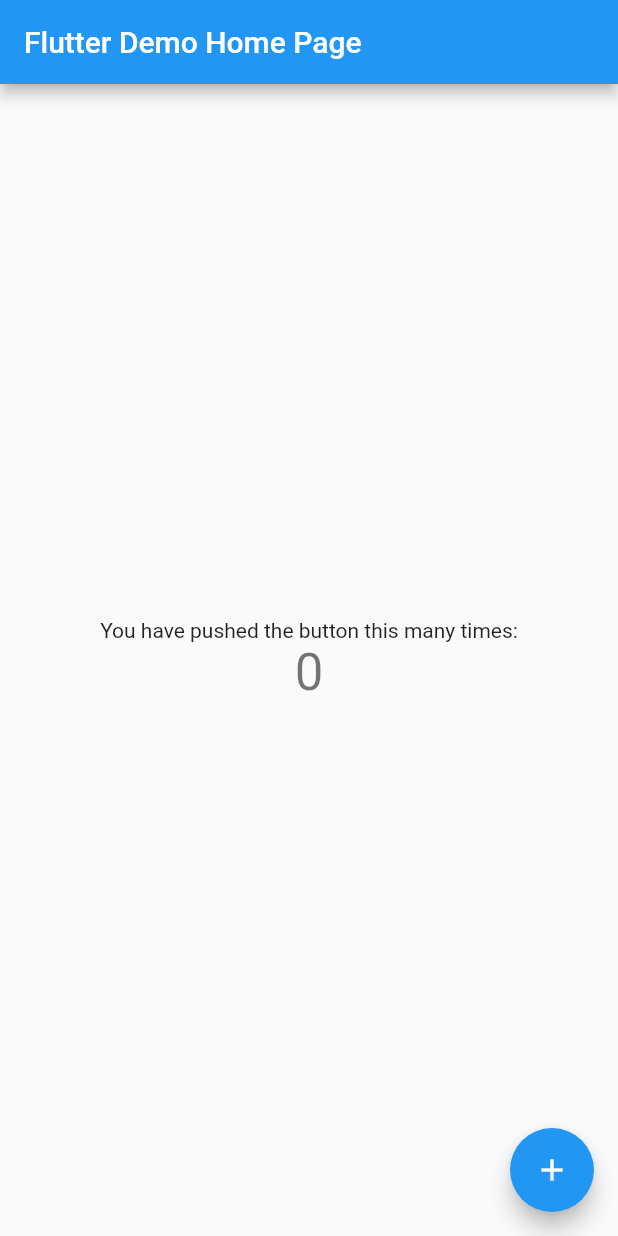
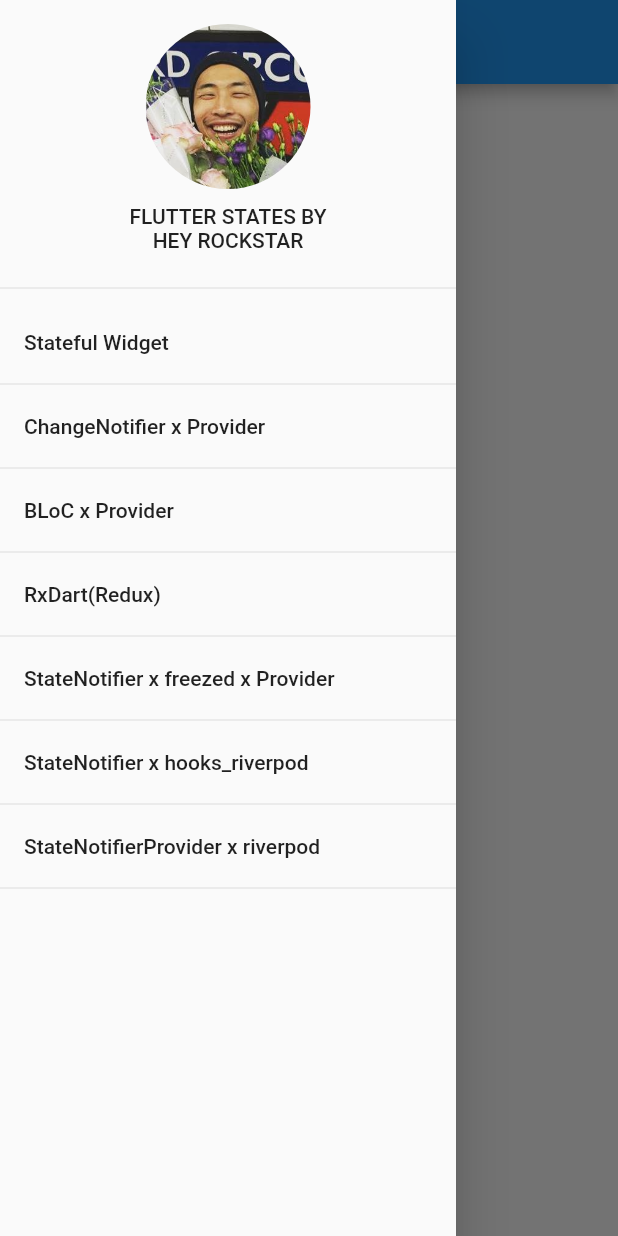
Before and after one commit to heyhey1028/flutter_state_management101, a Flutter app: the screen it shows after launch, with the side drawer open (before the commit the screen has no drawer), on a phone screen of 412 x 824 dp. Run offline on Flutter 3.47's test engine with Material 2 defaults, Android fonts, the phone set to English and light mode, and no system bars.

Commit message:
add: added page for stateful widget pattern, provider pattern

```diff
--- a/lib/main.dart
+++ b/lib/main.dart
@@ -1,113 +1,39 @@
 import 'package:flutter/material.dart';
+import 'package:state_management_examples/widgets/main_drawer.dart';
 
 void main() {
   runApp(MyApp());
 }
 
 class MyApp extends StatelessWidget {
-  // This widget is the root of your application.
   @override
   Widget build(BuildContext context) {
     return MaterialApp(
-      title: 'Flutter Demo',
+      title: 'Flutter State Managements',
       theme: ThemeData(
-        // This is the theme of your application.
-        //
-        // Try running your application with "flutter run". You'll see the
-        // application has a blue toolbar. Then, without quitting the app, try
-        // changing the primarySwatch below to Colors.green and then invoke
-        // "hot reload" (press "r" in the console where you ran "flutter run",
-        // or simply save your changes to "hot reload" in a Flutter IDE).
-        // Notice that the counter didn't reset back to zero; the application
-        // is not restarted.
         primarySwatch: Colors.blue,
       ),
-      home: MyHomePage(title: 'Flutter Demo Home Page'),
+      home: MainPage(),
     );
   }
 }
 
-class MyHomePage extends StatefulWidget {
-  MyHomePage({Key key, this.title}) : super(key: key);
-
-  // This widget is the home page of your application. It is stateful, meaning
-  // that it has a State object (defined below) that contains fields that affect
-  // how it looks.
-
-  // This class is the configuration for the state. It holds the values (in this
-  // case the title) provided by the parent (in this case the App widget) and
-  // used by the build method of the State. Fields in a Widget subclass are
-  // always marked "final".
-
-  final String title;
-
-  @override
-  _MyHomePageState createState() => _MyHomePageState();
-}
-
-class _MyHomePageState extends State<MyHomePage> {
-  int _counter = 0;
-
-  void _incrementCounter() {
-    setState(() {
-      // This call to setState tells the Flutter framework that something has
-      // changed in this State, which causes it to rerun the build method below
-      // so that the display can reflect the updated values. If we changed
-      // _counter without calling setState(), then the build method would not be
-      // called again, and so nothing would appear to happen.
-      _counter++;
-    });
-  }
+class MainPage extends StatelessWidget {
+  const MainPage({Key key}) : super(key: key);
 
   @override
   Widget build(BuildContext context) {
-    // This method is rerun every time setState is called, for instance as done
-    // by the _incrementCounter method above.
-    //
-    // The Flutter framework has been optimized to make rerunning build methods
-    // fast, so that you can just rebuild anything that needs updating rather
-    // than having to individually change instances of widgets.
     return Scaffold(
       appBar: AppBar(
-        // Here we take the value from the MyHomePage object that was created by
-        // the App.build method, and use it to set our appbar title.
-        title: Text(widget.title),
+        title: Text('MAIN PAGE'),
+        centerTitle: true,
       ),
+      drawer: MainDrawer(),
       body: Center(
-        // Center is a layout widget. It takes a single child and positions it
-        // in the middle of the parent.
-        child: Column(
-          // Column is also a layout widget. It takes a list of children and
-          // arranges them vertically. By default, it sizes itself to fit its
-          // children horizontally, and tries to be as tall as its parent.
-          //
-          // Invoke "debug painting" (press "p" in the console, choose the
-          // "Toggle Debug Paint" action from the Flutter Inspector in Android
-          // Studio, or the "Toggle Debug Paint" command in Visual Studio Code)
-          // to see the wireframe for each widget.
-          //
-          // Column has various properties to control how it sizes itself and
-          // how it positions its children. Here we use mainAxisAlignment to
-          // center the children vertically; the main axis here is the vertical
-          // axis because Columns are vertical (the cross axis would be
-          // horizontal).
-          mainAxisAlignment: MainAxisAlignment.center,
-          children: <Widget>[
-            Text(
-              'You have pushed the button this many times:',
-            ),
-            Text(
-              '$_counter',
-              style: Theme.of(context).textTheme.headline4,
-            ),
-          ],
+        child: Container(
+          child: Text('THIS IS MAIN PAGE'),
         ),
       ),
-      floatingActionButton: FloatingActionButton(
-        onPressed: _incrementCounter,
-        tooltip: 'Increment',
-        child: Icon(Icons.add),
-      ), // This trailing comma makes auto-formatting nicer for build methods.
     );
   }
 }
--- /dev/null
+++ b/lib/widgets/main_drawer.dart
@@ -0,0 +1,74 @@
+import 'package:flutter/material.dart';
+import 'package:state_management_examples/provider/home_page.dart';
+import 'package:state_management_examples/stateful_widget/home_page.dart';
+
+class MainDrawer extends StatelessWidget {
+  const MainDrawer({Key key}) : super(key: key);
+
+  @override
+  Widget build(BuildContext context) {
+    return Drawer(
+      child: ListView(
+        physics: const BouncingScrollPhysics(
+            parent: AlwaysScrollableScrollPhysics()),
+        children: <Widget>[
+          Container(
+            height: 200,
+            child: DrawerHeader(
+              child: Column(
+                children: [
+                  CircleAvatar(
+                    backgroundColor: Colors.grey[100],
+                    foregroundImage: AssetImage('assets/images/profile2.png'),
+                    radius: 55,
+                  ),
+                  SizedBox(height: 10),
+                  Text(
+                    'FLUTTER STATES BY\nHEY ROCKSTAR',
+                    textAlign: TextAlign.center,
+                  ),
+                ],
+              ),
+            ),
+          ),
+          ListTile(
+            title: Text('Stateful Widget'),
+            onTap: () => _navigateTo(context, StatefulWidgetHomePage()),
+          ),
+          Divider(height: 0),
+          ListTile(
+            title: Text('ChangeNotifier x Provider'),
+            onTap: () => _navigateTo(context, ProviderHomePage()),
+          ),
+          Divider(height: 0),
+          ListTile(
+            title: Text('BLoC x Provider'),
+          ),
+          Divider(height: 0),
+          ListTile(
+            title: Text('RxDart(Redux)'),
+          ),
+          Divider(height: 0),
+          ListTile(
+            title: Text('StateNotifier x freezed x Provider'),
+          ),
+          Divider(height: 0),
+          ListTile(
+            title: Text('StateNotifier x hooks_riverpod'),
+          ),
+          Divider(height: 0),
+          ListTile(
+            title: Text('StateNotifierProvider x riverpod'),
+          ),
+          Divider(height: 0),
+        ],
+      ),
+    );
+  }
+
+  void _navigateTo(BuildContext context, Widget to) {
+    Navigator.of(context).pushReplacement(
+      MaterialPageRoute(builder: (_) => to),
+    );
+  }
+}
```
Also changed, not shown: lib/provider/home_page.dart (added, +96 -0 lines), lib/stateful_widget/home_page.dart (added, +83 -0 lines), pubspec.yaml (+3 -52 lines), assets/images/profile2.png (added), pubspec.lock, 2 other files.
